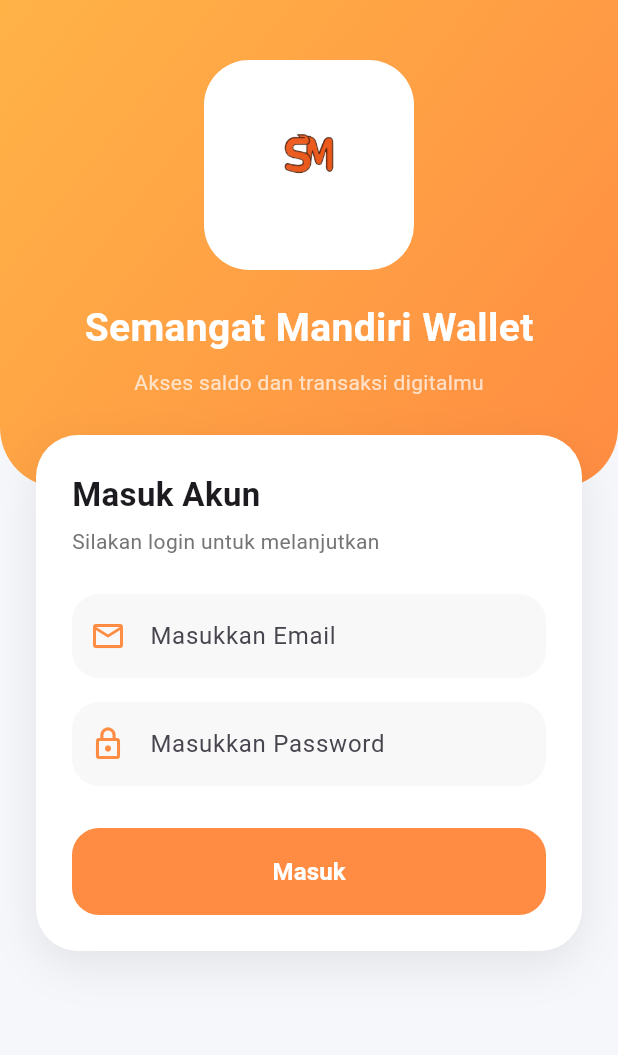
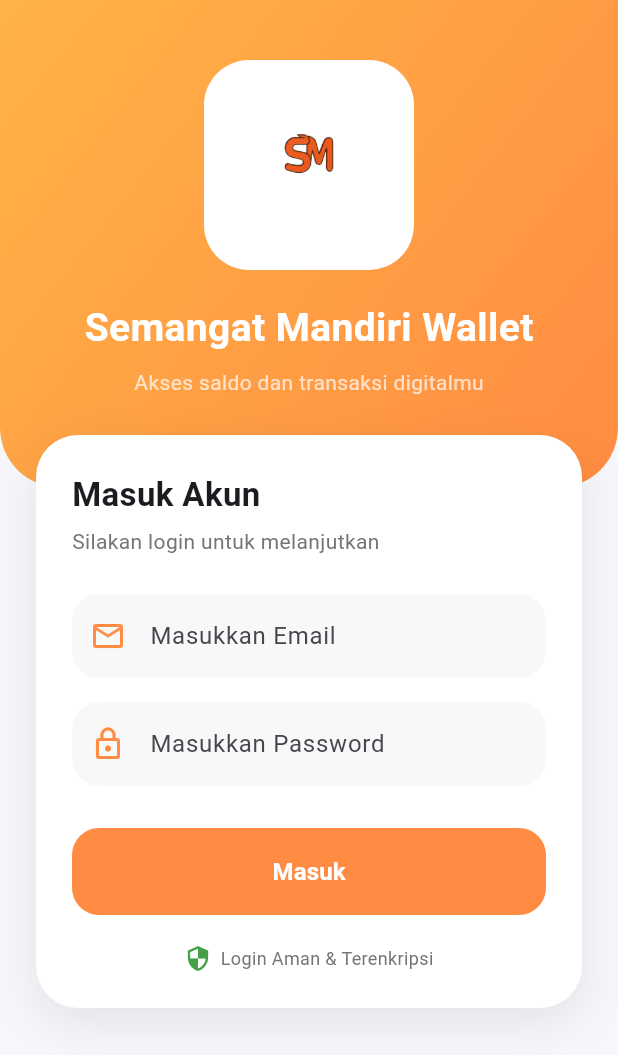
Before and after one commit to hiofadlikaakbar/semangat-mandiri-wallet, a Flutter app: the screen it shows after launch, on a phone screen of 412 x 824 dp. Shown: the top 1055 px of the screen. Run offline on Flutter 3.47's test engine with Material 3 defaults, Android fonts, the phone set to English and light mode, and no system bars; our stand-ins replace firebase_auth, firebase_core; accounts and stored records are empty.

Commit message:
membuat bottom text login

```diff
--- a/lib/features/auth/login_page.dart
+++ b/lib/features/auth/login_page.dart
@@ -221,6 +221,27 @@ class _LoginPageState extends State<LoginPage> {
                                 ),
                         ),
                       ),
+
+                      const SizedBox(height: 20),
+
+                      Row(
+                        mainAxisAlignment: MainAxisAlignment.center,
+                        children: [
+                          Icon(
+                            Icons.security,
+                            size: 18,
+                            color: Colors.green.shade600,
+                          ),
+                          const SizedBox(width: 6),
+                          Text(
+                            "Login Aman & Terenkripsi",
+                            style: TextStyle(
+                              color: Colors.grey.shade600,
+                              fontSize: 12,
+                            ),
+                          ),
+                        ],
+                      ),
                     ],
                   ),
                 ),
```
